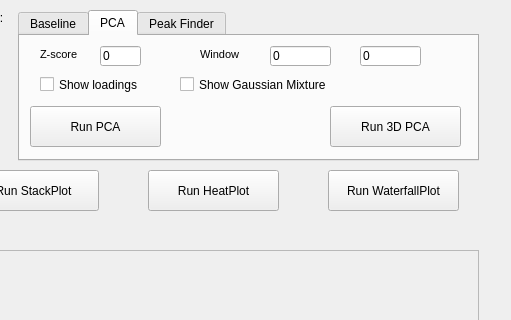
PauloAxcel/Raman-Peak-Finder, file Raman Spec UI.ui: the form before one commit; both pictures show x 312 to 823 and y 0 to 320 of the 823 by 614 pixel window.
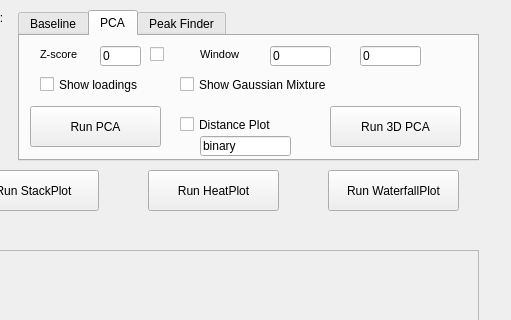
The form after the commit.

```diff
--- a/Raman Spec UI.ui
+++ b/Raman Spec UI.ui
@@ -348,6 +348,48 @@
        <string>0</string>
       </property>
      </widget>
+     <widget class="QCheckBox" name="DistanceCheckBox">
+      <property name="geometry">
+       <rect>
+        <x>160</x>
+        <y>80</y>
+        <width>151</width>
+        <height>17</height>
+       </rect>
+      </property>
+      <property name="text">
+       <string>Distance Plot</string>
+      </property>
+     </widget>
+     <widget class="QLineEdit" name="DistanceParam">
+      <property name="geometry">
+       <rect>
+        <x>180</x>
+        <y>100</y>
+        <width>91</width>
+        <height>20</height>
+       </rect>
+      </property>
+      <property name="inputMask">
+       <string/>
+      </property>
+      <property name="text">
+       <string>binary</string>
+      </property>
+     </widget>
+     <widget class="QCheckBox" name="InvCheckBox">
+      <property name="geometry">
+       <rect>
+        <x>130</x>
+        <y>10</y>
+        <width>151</width>
+        <height>17</height>
+       </rect>
+      </property>
+      <property name="text">
+       <string/>
+      </property>
+     </widget>
     </widget>
     <widget class="QWidget" name="tab_3">
      <attribute name="title">
```
